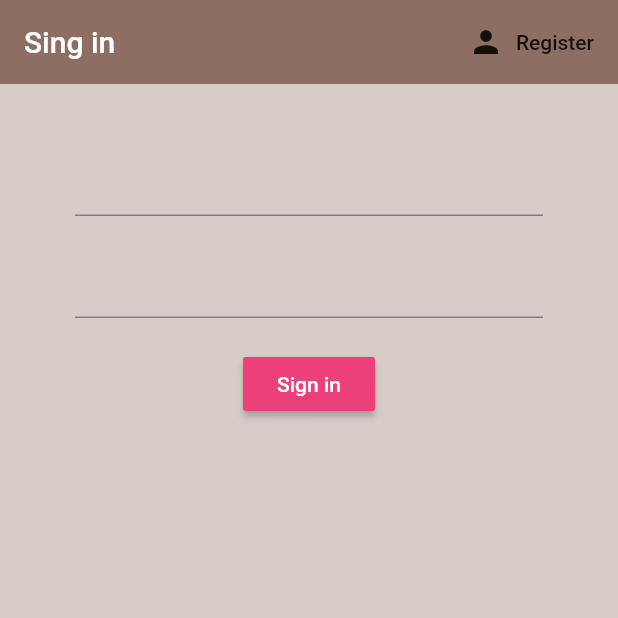
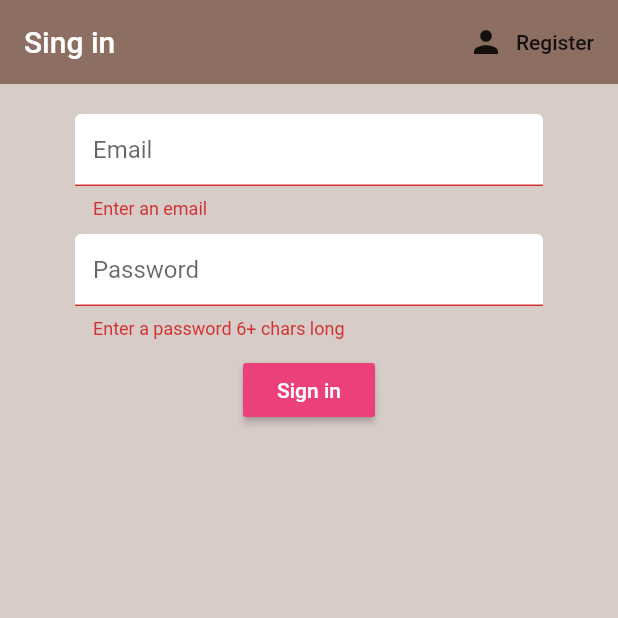
Before and after one commit to csantacruza/RouteToBeSelft-Taught, a Flutter app: the screen it shows after launch, after a tap on "Sign in", on a phone screen of 412 x 824 dp, the top half of it. Run offline on Flutter 3.47's test engine with Material 2 defaults, Android fonts, the phone set to English and light mode, and no system bars; our stand-ins replace cloud_firestore, firebase_auth, flutter_spinkit; accounts and stored records are empty.

Commit message:
Sign in and Register with Firebase Authentication OK!

```diff
--- a/lib/src/pages/Authenticate/register.dart
+++ b/lib/src/pages/Authenticate/register.dart
@@ -1,5 +1,7 @@
 import 'package:flutter/material.dart';
 import 'package:routetobeselfttaught/src/services/auth.dart';
+import 'package:routetobeselfttaught/src/shared/constants.dart';
+import 'package:routetobeselfttaught/src/shared/loading.dart';
 class Register extends StatefulWidget {
 
    final Function toggleView;
@@ -14,6 +16,8 @@ class _RegisterState extends State<Register> {
 //This variable conect wuth the auth.dart class and her methods
 final AuthService _auth = AuthService();
 final _formKey = GlobalKey<FormState>();
+bool loading = false;
+
   //Text field state
 String email = "";
 String pass = "";
@@ -22,7 +26,7 @@ String error ="";
 
   @override
   Widget build(BuildContext context) {
-    return Scaffold(
+    return loading ? Loading() :Scaffold(
       backgroundColor: Colors.brown[100],
       appBar: AppBar(
         backgroundColor: Colors.brown[400],
@@ -46,6 +50,7 @@ String error ="";
             children: <Widget>[
               SizedBox(height: 10.0),
               TextFormField(
+                decoration: textInputDecoration.copyWith(hintText: 'Email'),
                 validator: (val) => val.isEmpty? 'Enter an email' : null,
                 onChanged: (val){
                   setState(() => email = val);
@@ -53,6 +58,7 @@ String error ="";
               ),
               SizedBox(height: 10.0),
               TextFormField(
+                decoration: textInputDecoration.copyWith(hintText: 'Password'),
                 validator: (val) => val.length < 6 ? 'Enter a password 6+ chars long' : null,
                 obscureText: true,
                 onChanged: (val){
@@ -69,9 +75,13 @@ String error ="";
                 onPressed: () async {
                   //Validate() use valdiator atributte of TextFormFields
                   if(_formKey.currentState.validate()){
+                    setState(() => loading =true);
                     dynamic result = await _auth.registerWithEmailAndPassword(email, pass);
                     if(result == null){
-                      setState(() => error = "Please supply a valid email");
+                      setState((){
+                        error = "Please supply a valid email";
+                        loading = false;
+                      });
                     }
                   }
                 },
--- a/lib/src/pages/Authenticate/sign_in.dart
+++ b/lib/src/pages/Authenticate/sign_in.dart
@@ -1,5 +1,7 @@
 import 'package:flutter/material.dart';
 import 'package:routetobeselfttaught/src/services/auth.dart';
+import 'package:routetobeselfttaught/src/shared/constants.dart';
+import 'package:routetobeselfttaught/src/shared/loading.dart';
 
 class SignIn extends StatefulWidget {
 
@@ -14,14 +16,16 @@ class _SignInState extends State<SignIn> {
 
 //This variable conect wuth the auth.dart class and her methods
 final AuthService _auth = AuthService();
-
+final _formKey = GlobalKey<FormState>();
+bool loading = false;
 //Text field state
 String email = "";
 String pass = "";
+String error ="";
 
   @override
   Widget build(BuildContext context) {
-    return Scaffold(
+    return loading ? Loading() : Scaffold(
       backgroundColor: Colors.brown[100],
       appBar: AppBar(
         backgroundColor: Colors.brown[400],
@@ -38,24 +42,29 @@ String pass = "";
         ],
       ),
       body: Container(
-        padding: EdgeInsets.symmetric(vertical: 20.0 ,horizontal: 50.0),
+        padding: EdgeInsets.symmetric(vertical: 10.0 ,horizontal: 50.0),
         child: Form(
+          key: _formKey,
           child: Column(
             children: <Widget>[
-              SizedBox(height: 20.0),
+              SizedBox(height: 10.0),
               TextFormField(
+                decoration: textInputDecoration.copyWith(hintText: 'Email'),
+                validator: (val) => val.isEmpty? 'Enter an email' : null,
                 onChanged: (val){
                   setState(() => email = val);
                 },
               ),
-              SizedBox(height: 20.0),
+              SizedBox(height: 10.0),
               TextFormField(
+                decoration: textInputDecoration.copyWith(hintText: 'Password'),
+                validator: (val) => val.length < 6 ? 'Enter a password 6+ chars long' : null,
                 obscureText: true,
                 onChanged: (val){
                   setState(() => pass = val);
                 },
               ),
-              SizedBox(height: 20.0),
+              SizedBox(height: 10.0),
               RaisedButton(
                 color: Colors.pink[400],
                 child: Text(
@@ -63,9 +72,21 @@ String pass = "";
                   style: TextStyle(color:Colors.white),
                 ),
                 onPressed: () async {
-                  print('$email $pass');
+                  //Validate() use valdiator atributte of TextFormFields
+                  if(_formKey.currentState.validate()){
+                    setState(() => loading = true);
+                    dynamic result = await _auth.signInWithEmailAndPassword(email, pass);
+                    if(result == null){
+                      setState(() {
+                        error = "Could not sign in with those credentials";
+                        loading = false;
+                      });
+                    }
+                  }
                 },
               ),
+              SizedBox(height: 10.0),
+              Text(error,style: TextStyle(color: Colors.red,fontSize:14.0)),
           ],)
         ),
         ),
--- a/lib/src/services/auth.dart
+++ b/lib/src/services/auth.dart
@@ -29,6 +29,16 @@ class AuthService {
     }
   }
   // Sign in with email & pass
+Future signInWithEmailAndPassword(String email,String pass) async {
+  try {
+    AuthResult result = await _auth.signInWithEmailAndPassword(email: email, password: pass);
+    FirebaseUser user = result.user;
+    return _userFromFirebaseUser(user);
+  } catch (e) {
+    print(e.toString());
+    return null;
+  }
+}
 
   // Register with email & pass
 Future registerWithEmailAndPassword(String email,String pass) async {
--- /dev/null
+++ b/lib/src/shared/constants.dart
@@ -0,0 +1,10 @@
+import 'package:flutter/material.dart';
+
+const textInputDecoration = InputDecoration(
+  fillColor: Colors.white,
+  filled: true,
+  enabledBorder: OutlineInputBorder(
+      borderSide: BorderSide(color: Colors.white, width: 2.0)),
+  focusedBorder: OutlineInputBorder(
+      borderSide: BorderSide(color: Colors.pink, width: 2.0)),
+);
--- a/pubspec.yaml
+++ b/pubspec.yaml
@@ -26,6 +26,7 @@ dependencies:
   provider: ^4.0.4
   firebase_auth: ^0.15.4
   cloud_firestore: ^0.13.3
+  flutter_spinkit: ^4.1.2
 
 
 dev_dependencies:
```
Also changed, not shown: lib/src/services/database.dart (added, +14 -0 lines), lib/src/shared/loading.dart (added, +18 -0 lines), pubspec.lock.
